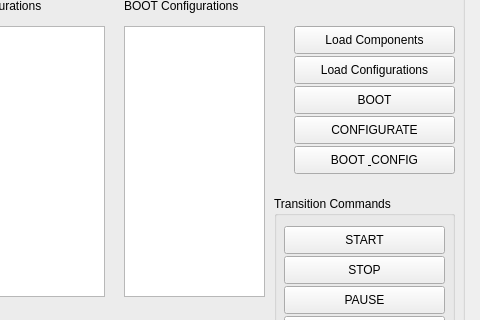
Before: the Qt Designer form artdaq-runcontrol/mainwindow.ui in ikatza/ArtDaq-RunControl-GUI, drawn with Qt 5; both pictures show x 606 to 1086 and y 91 to 411 of the 1086 by 526 pixel window.
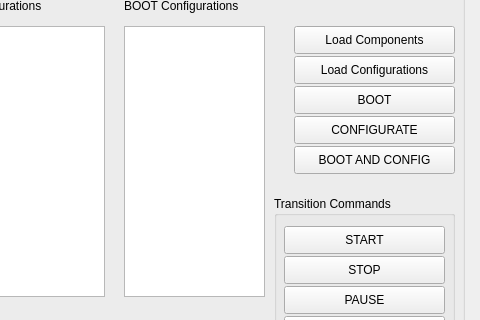
After: the same form once the commit is applied.

Commit message:
Pickup a number of changes made on feature/mongodb_profiles branch manually to improve interface and backend
Still partially broken with newer features of SBNDAQ.

This most likely will conflict with any merge from that branch or any other that branch off from it.

Diff of the .ui file:
```diff
--- a/artdaq-runcontrol/mainwindow.ui
+++ b/artdaq-runcontrol/mainwindow.ui
@@ -258,7 +258,7 @@
       </rect>
      </property>
      <property name="text">
-      <string>BOOT &amp; CONFIG</string>
+      <string>BOOT AND CONFIG</string>
      </property>
     </widget>
     <widget class="QGroupBox" name="groupBox_3">
```
The commit also changes 6 other files.
